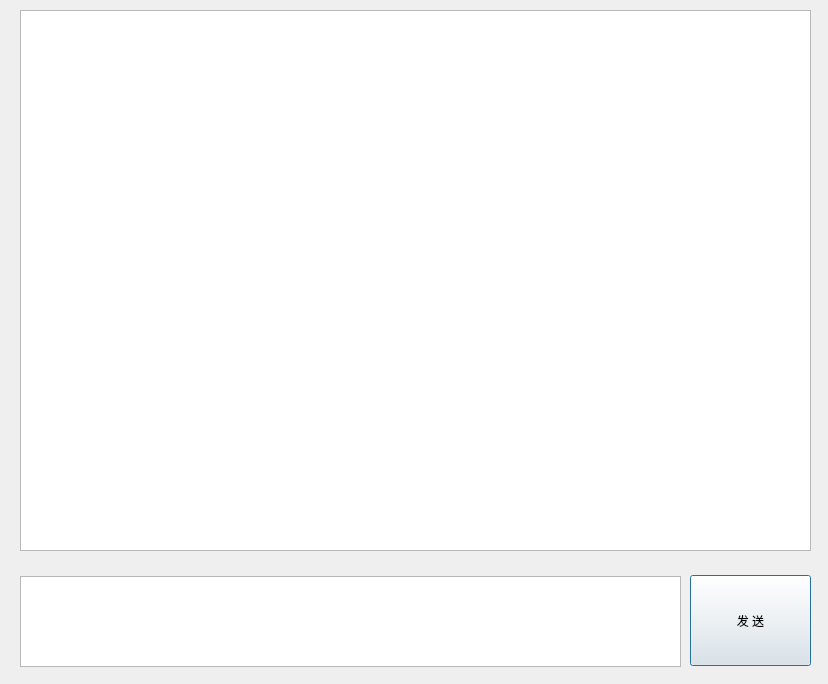
Qt form chatdialog.ui (jakbop/ChatRoom) before a commit.
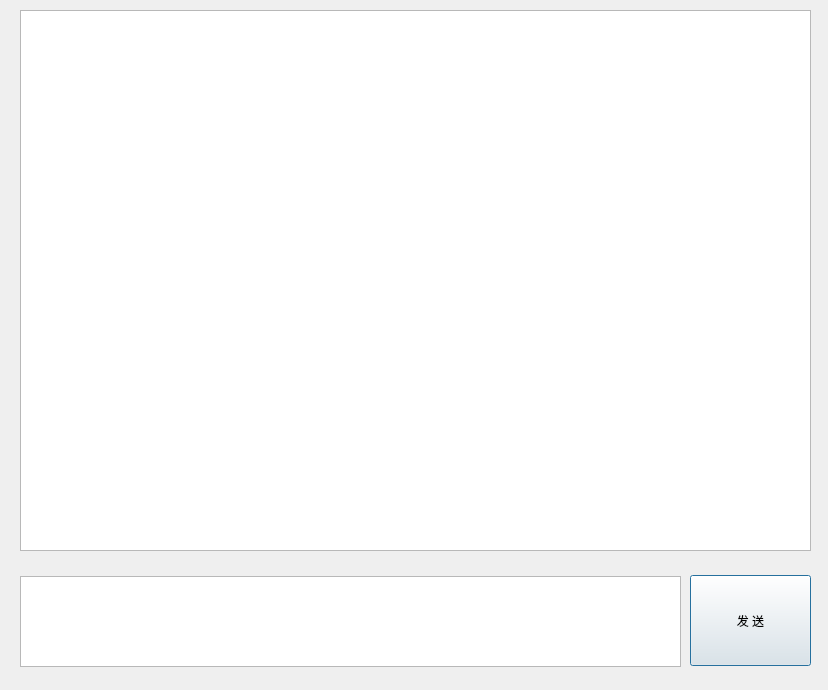
The same form after that commit.

```diff
--- a/chatdialog.ui
+++ b/chatdialog.ui
@@ -7,7 +7,7 @@
     <x>0</x>
     <y>0</y>
     <width>828</width>
-    <height>684</height>
+    <height>690</height>
    </rect>
   </property>
   <property name="windowTitle">
```
